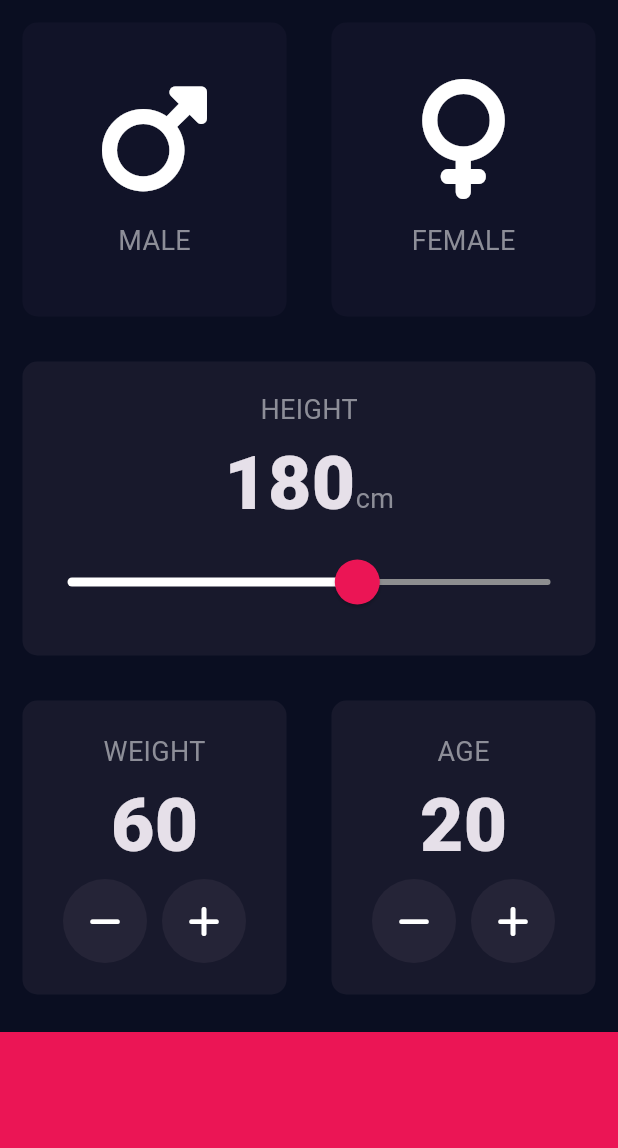
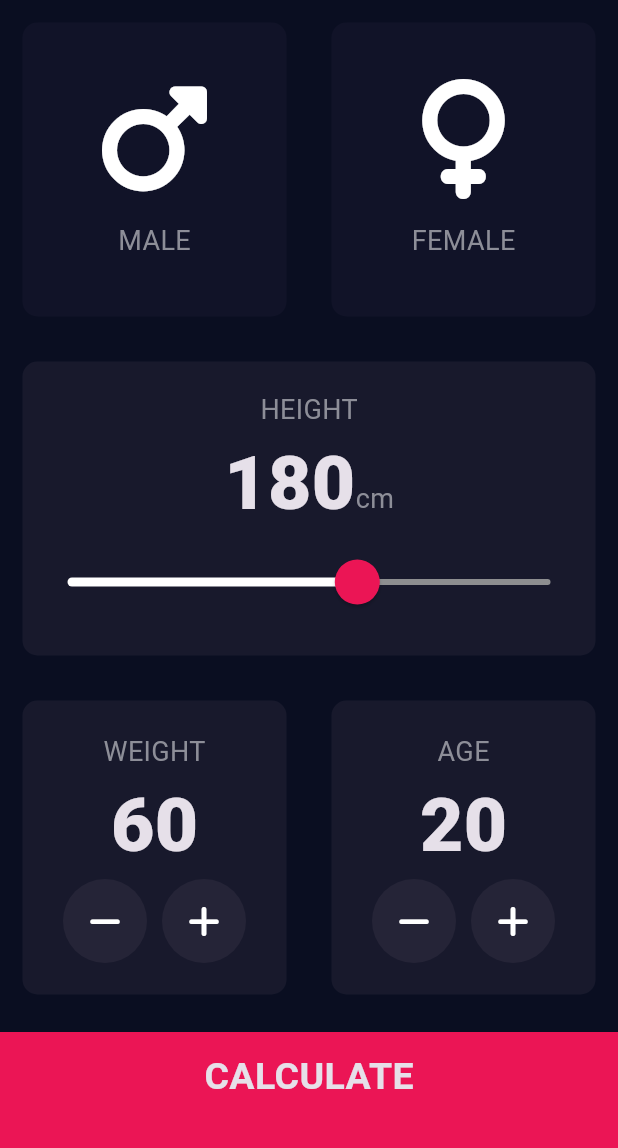
Before and after one commit to dil-nawaz-khan/bmi_calculator_flutter, a Flutter app: the screen it shows after launch, on a phone screen of 412 x 824 dp, the part 84-1232 px from its top. Run offline on Flutter 3.47's test engine with Material 3 defaults, Android fonts, the phone set to English and light mode, and no system bars; our stand-ins replace font_awesome_flutter.

Commit message:
final commit

```diff
--- /dev/null
+++ b/lib/components/bottom_button.dart
@@ -0,0 +1,29 @@
+import 'package:flutter/material.dart';
+
+import 'package:bmi_calculator_flutter/constants.dart';
+
+class BottomButton extends StatelessWidget {
+  const BottomButton({
+    super.key,
+    required this.onTap,
+    required this.buttonTitle,
+  });
+
+  final GestureTapCallback onTap;
+  final String buttonTitle;
+
+  @override
+  Widget build(BuildContext context) {
+    return GestureDetector(
+      onTap: onTap,
+      child: Container(
+        color: kBottomContainerColor,
+        margin: EdgeInsets.only(top: 10.0),
+        width: double.infinity,
+        height: kBottomContainerHeight,
+        padding: EdgeInsets.only(bottom: 20.0),
+        child: Center(child: Text(buttonTitle, style: kLargeButtonTextStyle)),
+      ),
+    );
+  }
+}
--- /dev/null
+++ b/lib/components/round_icon_button.dart
@@ -0,0 +1,23 @@
+import 'package:bmi_calculator_flutter/constants.dart';
+import 'package:flutter/material.dart';
+
+class RoundIconButton extends StatelessWidget {
+  const RoundIconButton({super.key, required this.icon, required this.onPress});
+
+  final IconData icon;
+
+  final VoidCallback onPress;
+
+  @override
+  Widget build(BuildContext context) {
+    return RawMaterialButton(
+      shape: CircleBorder(),
+      fillColor: kActiveCardColor,
+      constraints: BoxConstraints.tightFor(width: 56.0, height: 56.0),
+      elevation: 0.0,
+      disabledElevation: 0.0,
+      onPressed: onPress,
+      child: Icon(icon),
+    );
+  }
+}
--- a/lib/constants.dart
+++ b/lib/constants.dart
@@ -8,3 +8,20 @@ const kBottomContainerColor = Color(0xFFEB1555);
 const kLabelTextStyle = TextStyle(fontSize: 18.0, color: Color(0xFF8D8E98));
 
 const kNumberTextStyle = TextStyle(fontSize: 50.0, fontWeight: FontWeight.w900);
+
+const kLargeButtonTextStyle = TextStyle(
+  fontSize: 25.0,
+  fontWeight: FontWeight.bold,
+);
+
+const kTitleTextStyle = TextStyle(fontSize: 50.0, fontWeight: FontWeight.bold);
+
+const kResultTextStyle = TextStyle(
+  color: Color(0xFF24D876),
+  fontSize: 22.0,
+  fontWeight: FontWeight.bold,
+);
+
+const kBmiTextStyle = TextStyle(fontSize: 100.0, fontWeight: FontWeight.bold);
+
+const kBodyTextStyle = TextStyle(fontSize: 22.0);
--- a/lib/main.dart
+++ b/lib/main.dart
@@ -1,6 +1,6 @@
 import 'package:flutter/material.dart';
 
-import 'package:bmi_calculator_flutter/input_page.dart';
+import 'package:bmi_calculator_flutter/screens/input_page.dart';
 
 void main() => runApp(BMICalculator());
 
--- a/lib/input_page.dart
+++ b/lib/screens/input_page.dart
@@ -1,9 +1,13 @@
+import 'package:bmi_calculator_flutter/calculator_brain.dart';
+import 'package:bmi_calculator_flutter/components/bottom_button.dart';
 import 'package:bmi_calculator_flutter/constants.dart';
+import 'package:bmi_calculator_flutter/screens/result_page.dart';
+import 'package:bmi_calculator_flutter/components/round_icon_button.dart';
 import 'package:flutter/material.dart';
 import 'package:font_awesome_flutter/font_awesome_flutter.dart';
 
-import 'package:bmi_calculator_flutter/icon_content.dart';
-import 'package:bmi_calculator_flutter/reusable_card.dart';
+import 'package:bmi_calculator_flutter/components/icon_content.dart';
+import 'package:bmi_calculator_flutter/components/reusable_card.dart';
 
 enum Gender { male, female }
 
@@ -186,35 +190,29 @@ class _InputPageState extends State<InputPage> {
               ],
             ),
           ),
-          Container(
-            color: kBottomContainerColor,
-            margin: EdgeInsets.only(top: 10.0),
-            width: double.infinity,
-            height: kBottomContainerHeight,
+          BottomButton(
+            buttonTitle: 'CALCULATE',
+            onTap: () {
+              CalculatorBrain calc = CalculatorBrain(
+                height: height,
+                weight: weight,
+              );
+
+              Navigator.push(
+                context,
+                MaterialPageRoute(
+                  builder:
+                      (context) => ResultPage(
+                        brmiResult: calc.calculateBMI(),
+                        resultText: calc.getResult(),
+                        interpretation: calc.getInterpretation(),
+                      ),
+                ),
+              );
+            },
           ),
         ],
       ),
     );
   }
 }
-
-class RoundIconButton extends StatelessWidget {
-  const RoundIconButton({super.key, required this.icon, required this.onPress});
-
-  final IconData icon;
-
-  final VoidCallback onPress;
-
-  @override
-  Widget build(BuildContext context) {
-    return RawMaterialButton(
-      shape: CircleBorder(),
-      fillColor: kActiveCardColor,
-      constraints: BoxConstraints.tightFor(width: 56.0, height: 56.0),
-      elevation: 0.0,
-      disabledElevation: 0.0,
-      onPressed: onPress,
-      child: Icon(icon),
-    );
-  }
-}
```
Also changed, not shown: lib/calculator_brain.dart (added, +35 -0 lines), lib/screens/result_page.dart (added, +62 -0 lines), lib/components/icon_content.dart (renamed from lib/icon_content.dart), lib/components/reusable_card.dart (renamed from lib/reusable_card.dart).
